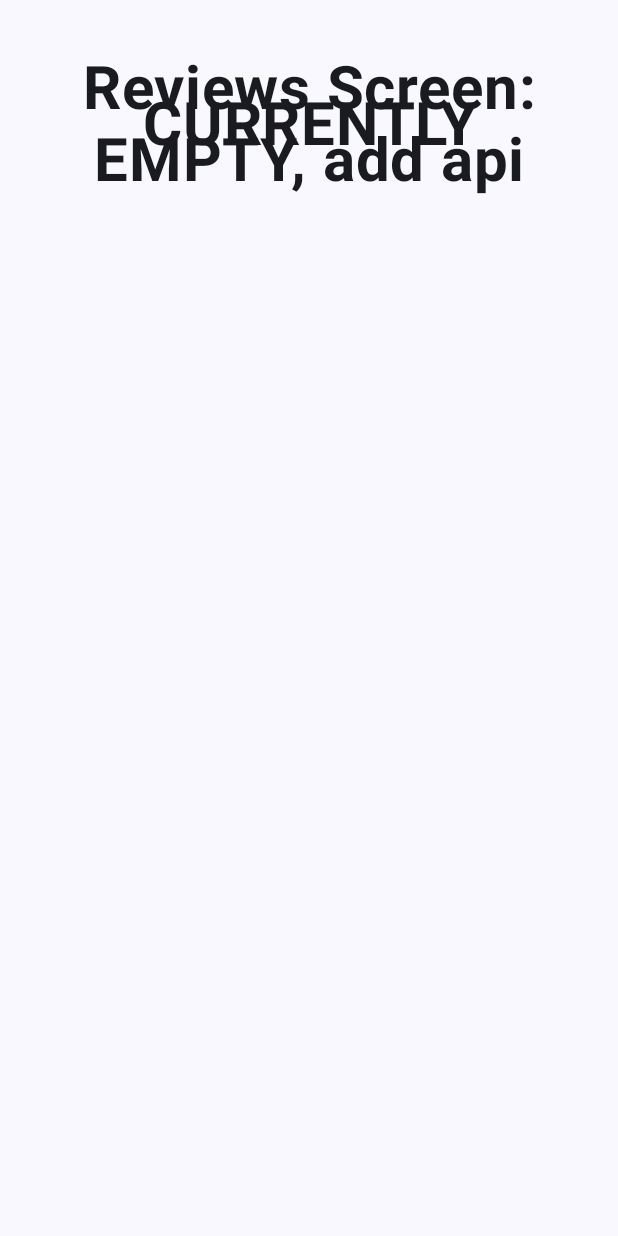
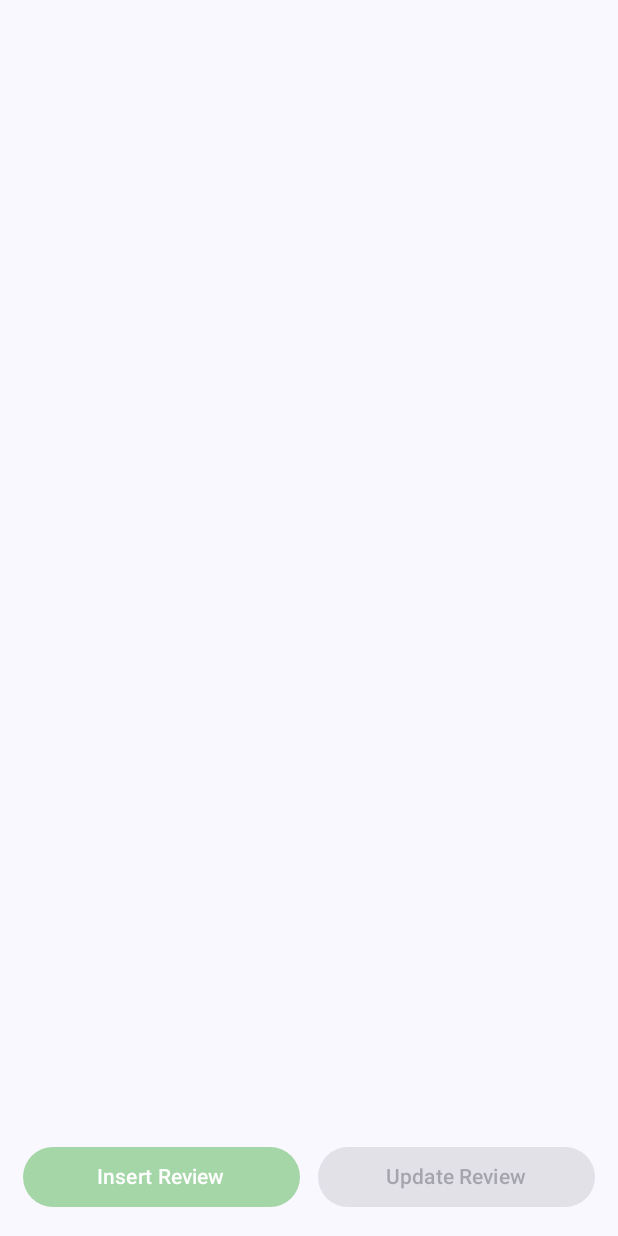
Before and after one commit to Shahira-prog/TutoringApp, an Android app built with Jetpack Compose: the composable ReviewsScreen shown on its own in the app's theme, on a phone screen of 412 x 824 dp. Run offline under Robolectric (Android 15) with nearby library versions, the phone set to English and light mode, and no system bars; our stand-ins replace Dagger/Hilt's generated code.

Commit message:
7.18.25
updated reviews screen

```diff
--- a/app/src/main/java/com/shahira/myuacademy/MainActivity.kt
+++ b/app/src/main/java/com/shahira/myuacademy/MainActivity.kt
@@ -141,7 +141,7 @@ class MainActivity : ComponentActivity() {
                             SettingsScreen(navController = navController)
                         }
                         composable(Screens.Reviews.route) {
-                            ReviewsScreen(navController = navController)
+                            ReviewsScreen(navController = navController,reviewViewModel = hiltViewModel(), innerPadding   = innerPadding)
                         }
                         composable(Screens.Payment.route) {
                             PaymentScreen(navController = navController)
--- a/app/src/main/java/com/shahira/myuacademy/di/DatabaseModule.kt
+++ b/app/src/main/java/com/shahira/myuacademy/di/DatabaseModule.kt
@@ -4,6 +4,7 @@ import android.content.Context
 import androidx.room.Room
 import com.shahira.myuacademy.room.AppDatabase
 import com.shahira.myuacademy.room.RegistrationDao
+import com.shahira.myuacademy.room.ReviewDAO
 import dagger.Module
 import dagger.Provides
 import dagger.hilt.InstallIn
@@ -27,4 +28,9 @@ object DatabaseModule {
     @Provides
     fun provideRegistrationDao(db: AppDatabase): RegistrationDao =
         db.registrationDao()
+
+    @Provides
+    @Singleton                     // scope it so Hilt only calls it once
+    fun provideReviewDao(db: AppDatabase): ReviewDAO =
+        db.reviewDao()
 }
--- /dev/null
+++ b/app/src/main/java/com/shahira/myuacademy/repositories/ReviewRepository.kt
@@ -0,0 +1,16 @@
+package com.shahira.myuacademy.repositories
+
+import com.shahira.myuacademy.dataclasses.Review
+import com.shahira.myuacademy.room.ReviewDAO
+import kotlinx.coroutines.flow.Flow
+import javax.inject.Inject
+
+class ReviewRepository @Inject constructor(private val reviewDao: ReviewDAO) {
+    suspend fun insertReview(review: Review) {
+        reviewDao.insertReview(review)
+    }
+    suspend fun updateReview(review: Review) {
+        reviewDao.updateReview(review)
+    }
+    val allReviews: Flow<List<Review>> = reviewDao.getAllReviews()
+}
--- a/app/src/main/java/com/shahira/myuacademy/room/AppDatabase.kt
+++ b/app/src/main/java/com/shahira/myuacademy/room/AppDatabase.kt
@@ -5,12 +5,14 @@ import androidx.room.Database
 import androidx.room.Room
 import androidx.room.RoomDatabase
 import com.shahira.myuacademy.dataclasses.RegistrationEntity
+import com.shahira.myuacademy.dataclasses.Review
 
 // creates database with registrations table inside
-@Database(entities = [RegistrationEntity::class], version = 4)
+@Database(entities = [RegistrationEntity::class, Review::class], version = 5)
 abstract class AppDatabase : RoomDatabase() {
     // connects database to dao (to communicate with database)
     abstract fun registrationDao(): RegistrationDao
+    abstract fun reviewDao(): ReviewDAO
 
     companion object {
         // keeps one instance of the database so we don't create multiple each time
--- /dev/null
+++ b/app/src/main/java/com/shahira/myuacademy/room/ReviewDAO.kt
@@ -0,0 +1,19 @@
+package com.shahira.myuacademy.room
+
+import androidx.room.Dao
+import androidx.room.Insert
+import androidx.room.Query
+import androidx.room.Update
+import com.shahira.myuacademy.dataclasses.Review
+import kotlinx.coroutines.flow.Flow
+
+@Dao
+interface ReviewDAO {
+    @Insert
+    suspend fun insertReview(review: Review)
+    @Query("SELECT * FROM reviews")
+    fun getAllReviews(): Flow<List<Review>>
+    @Update
+    suspend fun updateReview(review: Review)
+
+}
--- a/app/src/main/java/com/shahira/myuacademy/screens/reviews/ReviewsScreen.kt
+++ b/app/src/main/java/com/shahira/myuacademy/screens/reviews/ReviewsScreen.kt
@@ -1,21 +1,133 @@
 package com.shahira.myuacademy.screens.reviews
 
+import androidx.compose.foundation.layout.Arrangement
+import androidx.compose.foundation.layout.Box
+import androidx.compose.foundation.layout.Column
+import androidx.compose.foundation.layout.PaddingValues
+import androidx.compose.foundation.layout.Row
+import androidx.compose.foundation.layout.Spacer
 import androidx.compose.foundation.layout.fillMaxSize
+import androidx.compose.foundation.layout.fillMaxWidth
+import androidx.compose.foundation.layout.height
 import androidx.compose.foundation.layout.padding
+import androidx.compose.foundation.lazy.LazyColumn
+import androidx.compose.foundation.lazy.items
+import androidx.compose.foundation.shape.RoundedCornerShape
+import androidx.compose.material3.Button
+import androidx.compose.material3.ButtonDefaults
+import androidx.compose.material3.MaterialTheme
+import androidx.compose.material3.Surface
 import androidx.compose.material3.Text
 import androidx.compose.runtime.Composable
+import androidx.compose.runtime.collectAsState
+import androidx.compose.runtime.getValue
+import androidx.compose.runtime.mutableStateOf
+import androidx.compose.runtime.remember
+import androidx.compose.runtime.setValue
+import androidx.compose.ui.Alignment
 import androidx.compose.ui.Modifier
+import androidx.compose.ui.graphics.Color
 import androidx.compose.ui.text.font.FontWeight
 import androidx.compose.ui.text.style.TextAlign
 import androidx.compose.ui.unit.dp
 import androidx.compose.ui.unit.sp
+import androidx.compose.ui.window.Dialog
 import androidx.navigation.NavController
+import com.shahira.myuacademy.dataclasses.Review
+import com.shahira.myuacademy.viewmodels.ReviewViewModel
 
 @Composable
-fun ReviewsScreen(navController: NavController) {
-    Text(modifier = Modifier.fillMaxSize().padding(35.dp),
-        textAlign = TextAlign.Center,
-        text = "Reviews Screen: CURRENTLY EMPTY, add api",
-        fontSize = 40.sp,
-        fontWeight = FontWeight.Bold)
-}
+fun ReviewsScreen(navController: NavController, reviewViewModel: ReviewViewModel, innerPadding: PaddingValues)
+{
+    var showForm       by remember { mutableStateOf(false) }
+    var editingReview by remember { mutableStateOf<Review?>(null) }
+    val reviews by reviewViewModel.allReviews.collectAsState(initial = emptyList())
+
+    Spacer(modifier = Modifier.height(27.dp))
+    Column(
+        modifier = Modifier
+            .fillMaxSize()
+    ) {
+        LazyColumn(
+            modifier = Modifier
+                .weight(1f)
+                .fillMaxWidth()
+                .padding(16.dp),
+            contentPadding = PaddingValues(bottom = 16.dp)
+        ) {
+            items(reviews) { r ->
+                ReviewItem(
+                    review     = r,
+                    isSelected = r.id == editingReview?.id,
+                    onClick    = { editingReview = r }
+                )
+            }
+        }
+
+        Row(
+            modifier = Modifier
+                .fillMaxWidth()
+                .padding(15.dp),
+            horizontalArrangement = Arrangement.spacedBy(12.dp)
+        ) {
+            Button(
+                onClick = {
+                    editingReview = null
+                    showForm      = true
+                },
+                modifier = Modifier.weight(1f),
+                colors = ButtonDefaults.buttonColors(
+                    containerColor = Color(0xFFA5D6A7),
+                    contentColor = MaterialTheme.colorScheme.onPrimaryContainer
+                )
+            ) { Text("Insert Review") }
+
+            Button(
+                onClick = {
+                    if (editingReview != null) showForm = true
+                },
+                enabled = editingReview != null,
+                modifier = Modifier.weight(1f),
+                colors = ButtonDefaults.buttonColors(
+                    containerColor = Color(0xFFA5D6A7),
+                    contentColor = MaterialTheme.colorScheme.onPrimaryContainer
+                )
+            ) { Text("Update Review") }
+        }
+    }
+        // 3) dialog for add or edit
+        if (showForm) {
+            Dialog(onDismissRequest = { showForm = false }) {
+                Surface(
+                    modifier = Modifier
+                        .fillMaxWidth()
+                        .padding(16.dp),
+                    tonalElevation = 4.dp,
+                    shape = RoundedCornerShape(8.dp)
+                ) {
+                    LazyColumn(
+                        modifier = Modifier.padding(16.dp),
+                        verticalArrangement = Arrangement.spacedBy(8.dp)
+                    ) {
+                        item {
+                            ReviewCardScreen(
+                                initial = editingReview,
+                                onSubmit = { out ->
+                                    if (editingReview == null) {
+                                        reviewViewModel.insert(out)
+                                    } else {
+                                        reviewViewModel.update(out)
+                                    }
+                                    showForm = false
+                                    editingReview = null
+                                },
+                                onCancel = {
+                                    showForm = false
+                                }
+                            )
+                        }
+                    }
+                }
+            }
+        }
+    }
--- /dev/null
+++ b/app/src/main/java/com/shahira/myuacademy/viewmodels/ReviewViewModel.kt
@@ -0,0 +1,23 @@
+package com.shahira.myuacademy.viewmodels
+
+import androidx.lifecycle.ViewModel
+import androidx.lifecycle.viewModelScope
+import com.shahira.myuacademy.dataclasses.Review
+import com.shahira.myuacademy.repositories.ReviewRepository
+import dagger.hilt.android.lifecycle.HiltViewModel
+import kotlinx.coroutines.flow.Flow
+import kotlinx.coroutines.launch
+import javax.inject.Inject
+
+@HiltViewModel
+class ReviewViewModel @Inject constructor(
+    private val repository: ReviewRepository
+) : ViewModel() {
+    val allReviews: Flow<List<Review>> = repository.allReviews
+    fun insert(review: Review) = viewModelScope.launch {
+        repository.insertReview(review)
+    }
+    fun update(review: Review) = viewModelScope.launch {
+        repository.updateReview(review)
+    }
+}
```
Also changed, not shown: app/src/main/java/com/shahira/myuacademy/dataclasses/Review.kt (added, +16 -0 lines), app/src/main/java/com/shahira/myuacademy/screens/reviews/ReviewCardScreen.kt (added, +100 -0 lines), app/src/main/java/com/shahira/myuacademy/screens/reviews/ReviewItem.kt (added, +50 -0 lines).
